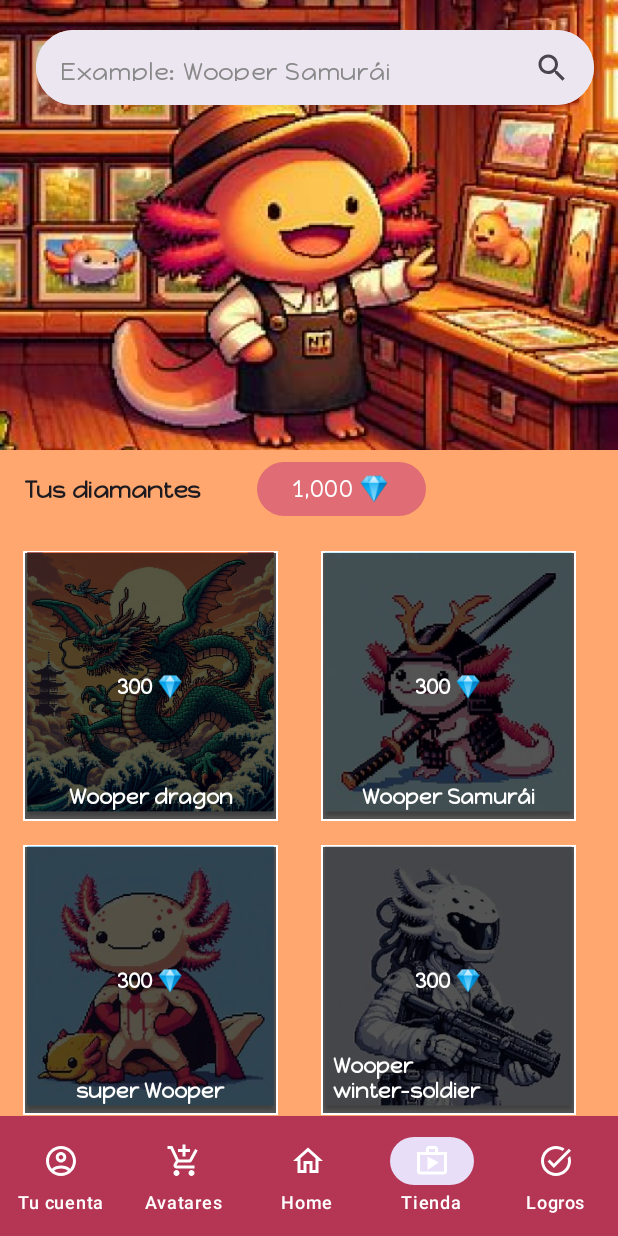
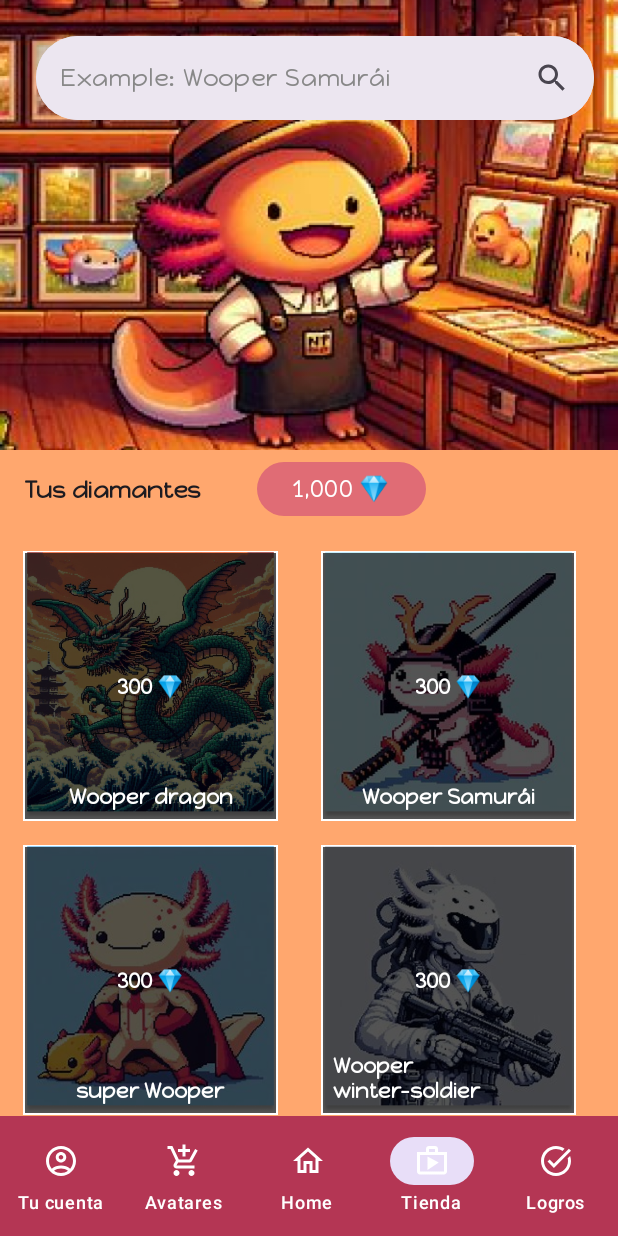
Before and after one commit to StivenChamorro/wooperland_enserio_movil, an Android app built with Jetpack Compose: the ShopScreen screen opened through its navigation route, on a phone screen of 412 x 824 dp. Run offline under Robolectric (Android 15) with nearby library versions, the phone set to English and light mode, and no system bars.

Commit message:
envio de vista de tienda corregida desde la rama brayan cambio de barra de busqueda

```diff
--- a/app/src/main/java/com/example/wooperland_enserio/screens/ShopScreen.kt
+++ b/app/src/main/java/com/example/wooperland_enserio/screens/ShopScreen.kt
@@ -114,8 +114,7 @@ fun HeaderSection() {
                     },
                     active = active,
                     onActiveChange = { active = it},
-                    modifier = Modifier.wrapContentHeight()
-                        .height(50.dp),
+                    modifier = Modifier.wrapContentHeight(),
                     placeholder = {Text(text = "Example: Wooper Samurái",
                         color = Color.Gray,
                         fontFamily = FontFamily(Font(R.font.happy_monkey))
```
